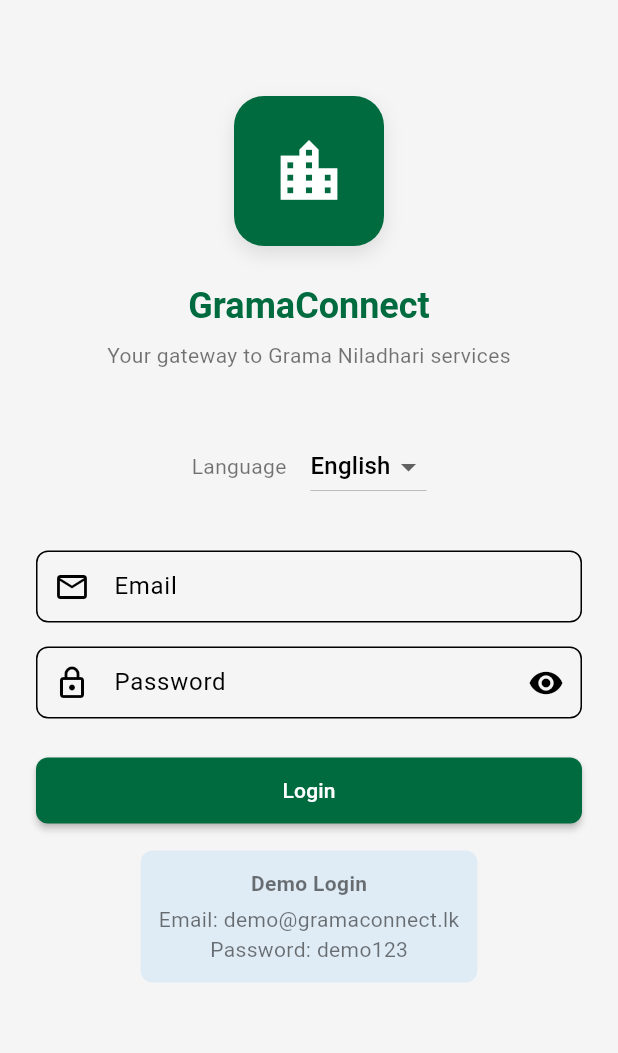
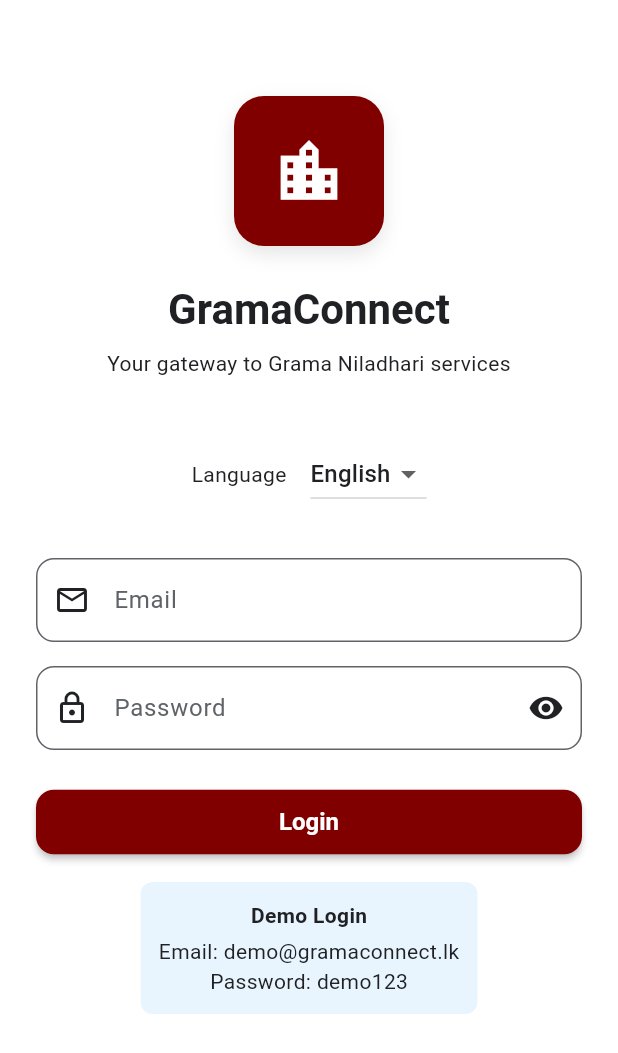
Before and after one commit to kimviiii/NeuroNova_GramaConnect, a Flutter app: the screen it shows after launch, on a phone screen of 412 x 824 dp. Shown: the top 1053 px of the screen. Run offline on Flutter 3.47's test engine with Material 3 defaults, Android fonts, the light colour scheme and no system bars; our stand-ins replace shared_preferences; accounts and stored records are empty.

Commit message:
feat: implement Sri Lankan government theme with official color scheme
- Add comprehensive government color palette (maroon, cream, teal)
- Configure Material 3 theme with professional styling
- Include AppBar, Card, Input, and Button themes
- Ensure proper contrast and accessibility
- Support for both light and dark variants

```diff
--- a/lib/utils/theme.dart
+++ b/lib/utils/theme.dart
@@ -1,188 +1,213 @@
 import 'package:flutter/material.dart';
 
+class AppColors {
+  // Sri Lankan Government App Color Scheme
+  static const Color primary = Color(0xFF800000); // Maroon
+  static const Color surface = Color(0xFFFFF5E1); // Light Cream
+  static const Color accent = Color(0xFF00B8A9); // Teal Accent
+  static const Color success = Color(0xFF1E8E3E); // Success Green
+  static const Color warning = Color(0xFFF9AB00); // Warning Orange
+  static const Color error = Color(0xFFD93025); // Error Red
+  static const Color text = Color(0xFF202124); // Text Dark
+  static const Color muted = Color(0xFF5F6368); // Muted Grey
+  static const Color white = Color(0xFFFFFFFF); // Pure White
+
+  // Additional colors for government styling
+  static const Color primaryLight = Color(0xFFA33333);
+  static const Color primaryDark = Color(0xFF600000);
+  static const Color surfaceDark = Color(0xFFF5E6C8);
+  static const Color accentLight = Color(0xFF33C4B6);
+}
+
 class AppTheme {
-  // Sri Lankan flag colors as primary theme
-  static const Color primaryColor = Color(0xFF006B3F); // Dark Green
-  static const Color secondaryColor = Color(0xFFFFA500); // Saffron
-  static const Color accentColor = Color(0xFF8B0000); // Maroon
-  static const Color backgroundColor = Color(0xFFF5F5F5);
+  static ThemeData get lightTheme {
+    return ThemeData(
+      useMaterial3: true,
 
-  // Light theme
-  static final ThemeData lightTheme = ThemeData(
-    useMaterial3: true,
-    brightness: Brightness.light,
-    primarySwatch: MaterialColor(
-      primaryColor.value,
-      {
-        50: primaryColor.withOpacity(0.1),
-        100: primaryColor.withOpacity(0.2),
-        200: primaryColor.withOpacity(0.3),
-        300: primaryColor.withOpacity(0.4),
-        400: primaryColor.withOpacity(0.5),
-        500: primaryColor,
-        600: primaryColor.withOpacity(0.7),
-        700: primaryColor.withOpacity(0.8),
-        800: primaryColor.withOpacity(0.9),
-        900: primaryColor,
-      },
+      // Color Scheme
+      colorScheme: const ColorScheme.light(
+        primary: AppColors.primary,
+        onPrimary: AppColors.white,
+        secondary: AppColors.accent,
+        onSecondary: AppColors.white,
+        surface: AppColors.surface,
+        onSurface: AppColors.text,
+        error: AppColors.error,
+        onError: AppColors.white,
+        outline: AppColors.muted,
       ),
-    primaryColor: primaryColor,
-    colorScheme: const ColorScheme.light(
-      primary: primaryColor,
-      secondary: secondaryColor,
-      tertiary: accentColor,
-      surface: Colors.white,
-      background: backgroundColor,
+
+      // Scaffold
+      scaffoldBackgroundColor: AppColors.surface,
+
+      // AppBar Theme
+      appBarTheme: const AppBarTheme(
+        backgroundColor: AppColors.primary,
+        foregroundColor: AppColors.white,
+        elevation: 2,
+        centerTitle: false,
+        titleTextStyle: TextStyle(
+          color: AppColors.white,
+          fontSize: 20,
+          fontWeight: FontWeight.w600,
         ),
-    appBarTheme: const AppBarTheme(
-      backgroundColor: primaryColor,
-      foregroundColor: Colors.white,
-      elevation: 0,
-      titleTextStyle: TextStyle(
-        fontSize: 20,
-        fontWeight: FontWeight.bold,
-        color: Colors.white,
+        iconTheme: IconThemeData(color: AppColors.white),
+      ),
+
+      // Card Theme
+      cardTheme: const CardThemeData(
+        color: AppColors.white,
+        elevation: 3,
+        shape: RoundedRectangleBorder(
+          borderRadius: BorderRadius.all(Radius.circular(12)),
         ),
       ),
+
+      // Input Decoration Theme
+      inputDecorationTheme: InputDecorationTheme(
+        filled: true,
+        fillColor: AppColors.white,
+        contentPadding:
+            const EdgeInsets.symmetric(horizontal: 16, vertical: 16),
+        border: OutlineInputBorder(
+          borderRadius: BorderRadius.circular(12),
+          borderSide: const BorderSide(color: AppColors.muted),
+        ),
+        enabledBorder: OutlineInputBorder(
+          borderRadius: BorderRadius.circular(12),
+          borderSide: const BorderSide(color: AppColors.muted),
+        ),
+        focusedBorder: OutlineInputBorder(
+          borderRadius: BorderRadius.circular(12),
+          borderSide: const BorderSide(color: AppColors.primary, width: 2),
+        ),
+        errorBorder: OutlineInputBorder(
+          borderRadius: BorderRadius.circular(12),
+          borderSide: const BorderSide(color: AppColors.error),
+        ),
+        labelStyle: const TextStyle(color: AppColors.muted),
+        hintStyle: TextStyle(color: AppColors.muted.withValues(alpha: 0.7)),
+      ),
+
+      // Elevated Button Theme
       elevatedButtonTheme: ElevatedButtonThemeData(
         style: ElevatedButton.styleFrom(
-        backgroundColor: primaryColor,
-        foregroundColor: Colors.white,
+          backgroundColor: AppColors.primary,
+          foregroundColor: AppColors.white,
           elevation: 2,
           padding: const EdgeInsets.symmetric(horizontal: 24, vertical: 12),
           shape: RoundedRectangleBorder(
-          borderRadius: BorderRadius.circular(8),
+            borderRadius: BorderRadius.circular(12),
+          ),
+          textStyle: const TextStyle(
+            fontSize: 16,
+            fontWeight: FontWeight.w600,
           ),
         ),
       ),
-    cardTheme: const CardThemeData(
-      elevation: 4,
-    ),
-    inputDecorationTheme: InputDecorationTheme(
-      border: OutlineInputBorder(
-        borderRadius: BorderRadius.circular(8),
-        borderSide: BorderSide(color: primaryColor.withOpacity(0.3)),
-      ),
-      focusedBorder: OutlineInputBorder(
-        borderRadius: BorderRadius.circular(8),
-        borderSide: const BorderSide(color: primaryColor, width: 2),
-      ),
-      contentPadding: const EdgeInsets.symmetric(horizontal: 16, vertical: 12),
-    ),
-    textTheme: const TextTheme(
-      headlineLarge: TextStyle(
-        fontSize: 32,
-        fontWeight: FontWeight.bold,
-        color: primaryColor,
-      ),
-      headlineMedium: TextStyle(
-        fontSize: 24,
-        fontWeight: FontWeight.bold,
-        color: primaryColor,
-      ),
-      headlineSmall: TextStyle(
-        fontSize: 20,
+
+      // Text Button Theme
+      textButtonTheme: TextButtonThemeData(
+        style: TextButton.styleFrom(
+          foregroundColor: AppColors.primary,
+          textStyle: const TextStyle(
+            fontSize: 14,
             fontWeight: FontWeight.w600,
-        color: primaryColor,
-      ),
-      bodyLarge: TextStyle(
-        fontSize: 16,
-        color: Colors.black87,
-      ),
-      bodyMedium: TextStyle(
-        fontSize: 14,
-        color: Colors.black54,
-      ),
-    ),
-  );
-
-  // Dark theme
-  static final ThemeData darkTheme = ThemeData(
-    useMaterial3: true,
-    brightness: Brightness.dark,
-    primarySwatch: MaterialColor(
-      primaryColor.value,
-      {
-        50: primaryColor.withOpacity(0.1),
-        100: primaryColor.withOpacity(0.2),
-        200: primaryColor.withOpacity(0.3),
-        300: primaryColor.withOpacity(0.4),
-        400: primaryColor.withOpacity(0.5),
-        500: primaryColor,
-        600: primaryColor.withOpacity(0.7),
-        700: primaryColor.withOpacity(0.8),
-        800: primaryColor.withOpacity(0.9),
-        900: primaryColor,
-      },
-    ),
-    primaryColor: primaryColor,
-    colorScheme: const ColorScheme.dark(
-      primary: primaryColor,
-      secondary: secondaryColor,
-      tertiary: accentColor,
-      surface: Color(0xFF1E1E1E),
-      background: Color(0xFF121212),
-    ),
-    appBarTheme: const AppBarTheme(
-      backgroundColor: Color(0xFF1E1E1E),
-      foregroundColor: Colors.white,
-      elevation: 0,
-      titleTextStyle: TextStyle(
-        fontSize: 20,
-        fontWeight: FontWeight.bold,
-        color: Colors.white,
-      ),
-    ),
-    elevatedButtonTheme: ElevatedButtonThemeData(
-      style: ElevatedButton.styleFrom(
-        backgroundColor: primaryColor,
-        foregroundColor: Colors.white,
-        elevation: 2,
-        padding: const EdgeInsets.symmetric(horizontal: 24, vertical: 12),
-        shape: RoundedRectangleBorder(
-          borderRadius: BorderRadius.circular(8),
           ),
         ),
       ),
-    cardTheme: const CardThemeData(
-      color: Color(0xFF1E1E1E),
-      elevation: 4,
+
+      // Icon Theme
+      iconTheme: const IconThemeData(
+        color: AppColors.muted,
+        size: 24,
       ),
-    inputDecorationTheme: InputDecorationTheme(
-      border: OutlineInputBorder(
-        borderRadius: BorderRadius.circular(8),
-        borderSide: BorderSide(color: Colors.grey.withOpacity(0.3)),
+
+      // Text Theme
+      textTheme: const TextTheme(
+        displayLarge:
+            TextStyle(color: AppColors.text, fontWeight: FontWeight.bold),
+        displayMedium:
+            TextStyle(color: AppColors.text, fontWeight: FontWeight.bold),
+        displaySmall:
+            TextStyle(color: AppColors.text, fontWeight: FontWeight.bold),
+        headlineLarge:
+            TextStyle(color: AppColors.text, fontWeight: FontWeight.w600),
+        headlineMedium:
+            TextStyle(color: AppColors.text, fontWeight: FontWeight.w600),
+        headlineSmall:
+            TextStyle(color: AppColors.text, fontWeight: FontWeight.w600),
+        titleLarge:
+            TextStyle(color: AppColors.text, fontWeight: FontWeight.w600),
+        titleMedium:
+            TextStyle(color: AppColors.text, fontWeight: FontWeight.w500),
+        titleSmall:
+            TextStyle(color: AppColors.text, fontWeight: FontWeight.w500),
+        bodyLarge: TextStyle(color: AppColors.text),
+        bodyMedium: TextStyle(color: AppColors.text),
+        bodySmall: TextStyle(color: AppColors.muted),
+        labelLarge:
+            TextStyle(color: AppColors.text, fontWeight: FontWeight.w500),
+        labelMedium:
+            TextStyle(color: AppColors.text, fontWeight: FontWeight.w500),
+        labelSmall: TextStyle(color: AppColors.muted),
       ),
-      focusedBorder: OutlineInputBorder(
-        borderRadius: BorderRadius.circular(8),
-        borderSide: const BorderSide(color: primaryColor, width: 2),
+
+      // Checkbox Theme
+      checkboxTheme: CheckboxThemeData(
+        fillColor: WidgetStateProperty.resolveWith((states) {
+          if (states.contains(WidgetState.selected)) {
+            return AppColors.primary;
+          }
+          return AppColors.white;
+        }),
+        checkColor: WidgetStateProperty.all(AppColors.white),
+        side: const BorderSide(color: AppColors.muted, width: 2),
       ),
-      contentPadding: const EdgeInsets.symmetric(horizontal: 16, vertical: 12),
+
+      // Snack Bar Theme
+      snackBarTheme: const SnackBarThemeData(
+        backgroundColor: AppColors.primary,
+        contentTextStyle: TextStyle(color: AppColors.white),
+        shape: RoundedRectangleBorder(
+          borderRadius: BorderRadius.vertical(top: Radius.circular(12)),
         ),
-    textTheme: const TextTheme(
-      headlineLarge: TextStyle(
-        fontSize: 32,
-        fontWeight: FontWeight.bold,
-        color: Colors.white,
+        behavior: SnackBarBehavior.floating,
       ),
-      headlineMedium: TextStyle(
-        fontSize: 24,
-        fontWeight: FontWeight.bold,
-        color: Colors.white,
+    );
+  }
+
+  static ThemeData get darkTheme {
+    return ThemeData(
+      useMaterial3: true,
+      brightness: Brightness.dark,
+
+      // Color Scheme
+      colorScheme: const ColorScheme.dark(
+        primary: AppColors.primaryLight,
+        onPrimary: AppColors.white,
+        secondary: AppColors.accent,
+        onSecondary: AppColors.white,
+        surface: Color(0xFF1A1A1A),
+        onSurface: AppColors.white,
+        error: AppColors.error,
+        onError: AppColors.white,
+        outline: AppColors.muted,
       ),
-      headlineSmall: TextStyle(
+
+      scaffoldBackgroundColor: const Color(0xFF121212),
+
+      appBarTheme: const AppBarTheme(
+        backgroundColor: AppColors.primary,
+        foregroundColor: AppColors.white,
+        elevation: 2,
+        centerTitle: false,
+        titleTextStyle: TextStyle(
+          color: AppColors.white,
           fontSize: 20,
           fontWeight: FontWeight.w600,
-        color: Colors.white,
-      ),
-      bodyLarge: TextStyle(
-        fontSize: 16,
-        color: Colors.white70,
-      ),
-      bodyMedium: TextStyle(
-        fontSize: 14,
-        color: Colors.white60,
         ),
       ),
     );
   }
+}
```
Lines whose indentation alone changed are shown as unchanged.
